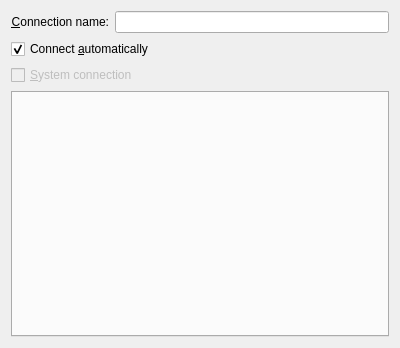
netrunner-debian-kde-extras/networkmanagement, file libs/ui/connection.ui: the form before one commit.
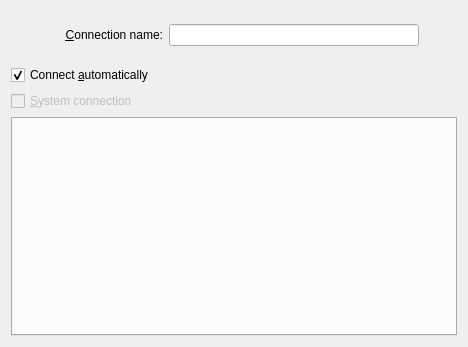
The form after the commit. Custom widgets are drawn as their Qt base class.

```diff
--- a/libs/ui/connection.ui
+++ b/libs/ui/connection.ui
@@ -6,13 +6,47 @@
    <rect>
     <x>0</x>
     <y>0</y>
-    <width>400</width>
-    <height>348</height>
+    <width>468</width>
+    <height>347</height>
    </rect>
   </property>
+  <layout class="QGridLayout" name="gridLayout">
+   <item row="0" column="0">
+    <layout class="QVBoxLayout" name="verticalLayout_2">
+     <item>
+      <layout class="QHBoxLayout" name="hLayoutForKIconButton">
+       <item>
   <layout class="QVBoxLayout" name="verticalLayout">
    <item>
     <layout class="QHBoxLayout" name="horizontalLayout">
+           <item>
+            <widget class="QPushButton" name="pushButtonChooseIcon">
+             <property name="sizePolicy">
+              <sizepolicy hsizetype="Minimum" vsizetype="Minimum">
+               <horstretch>0</horstretch>
+               <verstretch>0</verstretch>
+              </sizepolicy>
+             </property>
+             <property name="minimumSize">
+              <size>
+               <width>48</width>
+               <height>48</height>
+              </size>
+             </property>
+             <property name="maximumSize">
+              <size>
+               <width>48</width>
+               <height>48</height>
+              </size>
+             </property>
+             <property name="text">
+              <string/>
+             </property>
+             <property name="flat">
+              <bool>true</bool>
+             </property>
+            </widget>
+           </item>
      <item>
       <widget class="QLabel" name="label">
        <property name="text">
@@ -27,7 +61,27 @@
       </widget>
      </item>
      <item>
-      <widget class="KLineEdit" name="id"/>
+            <widget class="KLineEdit" name="id">
+             <property name="minimumSize">
+              <size>
+               <width>250</width>
+               <height>0</height>
+              </size>
+             </property>
+            </widget>
+           </item>
+           <item>
+            <spacer name="horizontalSpacer">
+             <property name="orientation">
+              <enum>Qt::Horizontal</enum>
+             </property>
+             <property name="sizeHint" stdset="0">
+              <size>
+               <width>40</width>
+               <height>20</height>
+              </size>
+             </property>
+            </spacer>
      </item>
     </layout>
    </item>
@@ -51,8 +105,14 @@
      </property>
     </widget>
    </item>
+        </layout>
+       </item>
+      </layout>
+     </item>
    <item>
     <widget class="KTabWidget" name="tabwidget"/>
+     </item>
+    </layout>
    </item>
   </layout>
  </widget>
```
Lines whose indentation alone changed are shown as unchanged.
